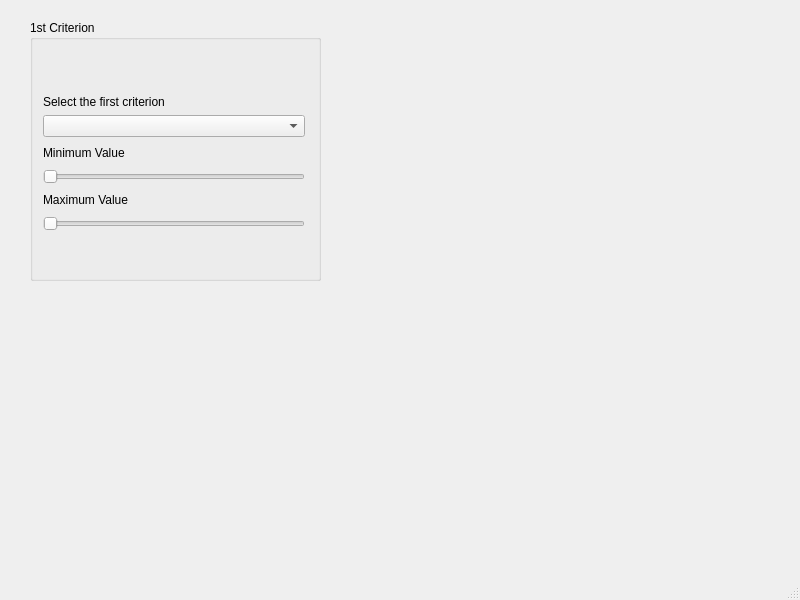
Old version of the form InterfaceUI.ui in the repository SeungsuKim/Interlayer-Noise-DSS.
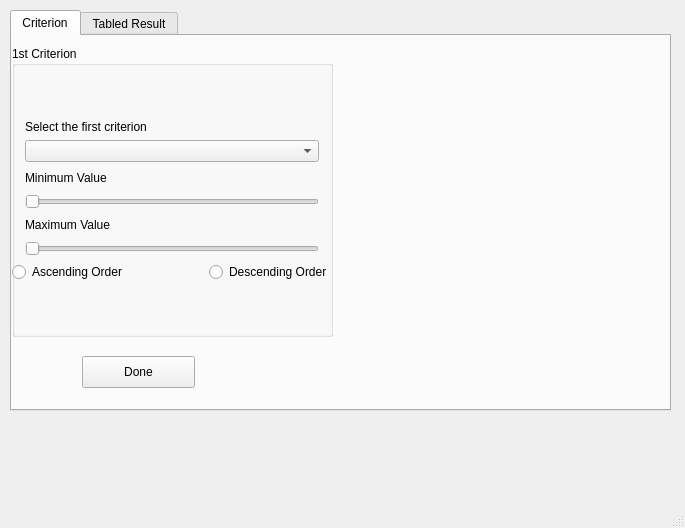
New version of the form.

Commit message: Do Table Result View and Loc

```diff
--- a/InterfaceUI.ui
+++ b/InterfaceUI.ui
@@ -6,36 +6,52 @@
    <rect>
     <x>0</x>
     <y>0</y>
-    <width>800</width>
-    <height>600</height>
+    <width>685</width>
+    <height>528</height>
    </rect>
   </property>
   <property name="windowTitle">
    <string>MainWindow</string>
   </property>
   <widget class="QWidget" name="centralwidget">
+   <widget class="QTabWidget" name="tabWidget">
+    <property name="geometry">
+     <rect>
+      <x>10</x>
+      <y>10</y>
+      <width>661</width>
+      <height>401</height>
+     </rect>
+    </property>
+    <property name="currentIndex">
+     <number>0</number>
+    </property>
+    <widget class="QWidget" name="tabCriterion">
+     <attribute name="title">
+      <string>Criterion</string>
+     </attribute>
    <widget class="QGroupBox" name="groupBoxFirstCriterion">
     <property name="geometry">
      <rect>
-      <x>30</x>
-      <y>20</y>
-      <width>291</width>
-      <height>261</height>
+        <x>0</x>
+        <y>10</y>
+        <width>321</width>
+        <height>291</height>
      </rect>
     </property>
     <property name="title">
      <string>1st Criterion</string>
     </property>
-    <widget class="QWidget" name="layoutWidget">
+      <widget class="QWidget" name="">
      <property name="geometry">
       <rect>
        <x>0</x>
-       <y>23</y>
-       <width>288</width>
-       <height>239</height>
-      </rect>
-     </property>
-     <layout class="QVBoxLayout" name="verticalLayoutFirstCriterion">
+         <y>24</y>
+         <width>320</width>
+         <height>261</height>
+        </rect>
+       </property>
+       <layout class="QVBoxLayout" name="verticalLayout_4">
       <item>
        <spacer name="verticalSpacer">
         <property name="orientation">
@@ -43,7 +59,7 @@
         </property>
         <property name="sizeHint" stdset="0">
          <size>
-          <width>286</width>
+            <width>283</width>
           <height>13</height>
          </size>
         </property>
@@ -170,6 +186,9 @@
           </item>
           <item>
            <widget class="QSlider" name="sliderMinimumFirstCriterion">
+              <property name="enabled">
+               <bool>true</bool>
+              </property>
             <property name="orientation">
              <enum>Qt::Horizontal</enum>
             </property>
@@ -288,6 +307,37 @@
         </item>
        </layout>
       </item>
+        <item>
+         <layout class="QHBoxLayout" name="horizontalLayout">
+          <item>
+           <widget class="QRadioButton" name="radioButtonAscendingOrder">
+            <property name="text">
+             <string>Ascending Order</string>
+            </property>
+           </widget>
+          </item>
+          <item>
+           <spacer name="horizontalSpacer_9">
+            <property name="orientation">
+             <enum>Qt::Horizontal</enum>
+            </property>
+            <property name="sizeHint" stdset="0">
+             <size>
+              <width>40</width>
+              <height>20</height>
+             </size>
+            </property>
+           </spacer>
+          </item>
+          <item>
+           <widget class="QRadioButton" name="radioButtonDescendingOrder">
+            <property name="text">
+             <string>Descending Order</string>
+            </property>
+           </widget>
+          </item>
+         </layout>
+        </item>
       <item>
        <spacer name="verticalSpacer_2">
         <property name="orientation">
@@ -295,13 +345,43 @@
         </property>
         <property name="sizeHint" stdset="0">
          <size>
-          <width>286</width>
+            <width>283</width>
           <height>13</height>
          </size>
         </property>
        </spacer>
       </item>
      </layout>
+      </widget>
+     </widget>
+     <widget class="QPushButton" name="pushButtonDone">
+      <property name="geometry">
+       <rect>
+        <x>70</x>
+        <y>320</y>
+        <width>113</width>
+        <height>32</height>
+       </rect>
+      </property>
+      <property name="text">
+       <string>Done</string>
+      </property>
+     </widget>
+    </widget>
+    <widget class="QWidget" name="tabTableResult">
+     <attribute name="title">
+      <string>Tabled Result</string>
+     </attribute>
+     <widget class="QTableView" name="tableResult">
+      <property name="geometry">
+       <rect>
+        <x>10</x>
+        <y>10</y>
+        <width>631</width>
+        <height>351</height>
+       </rect>
+      </property>
+     </widget>
     </widget>
    </widget>
   </widget>
```
Left out of the diff: 2 changed lines with no effect on the pictures. Lines whose indentation alone changed are shown as unchanged. The commit also changes 4 other files.
